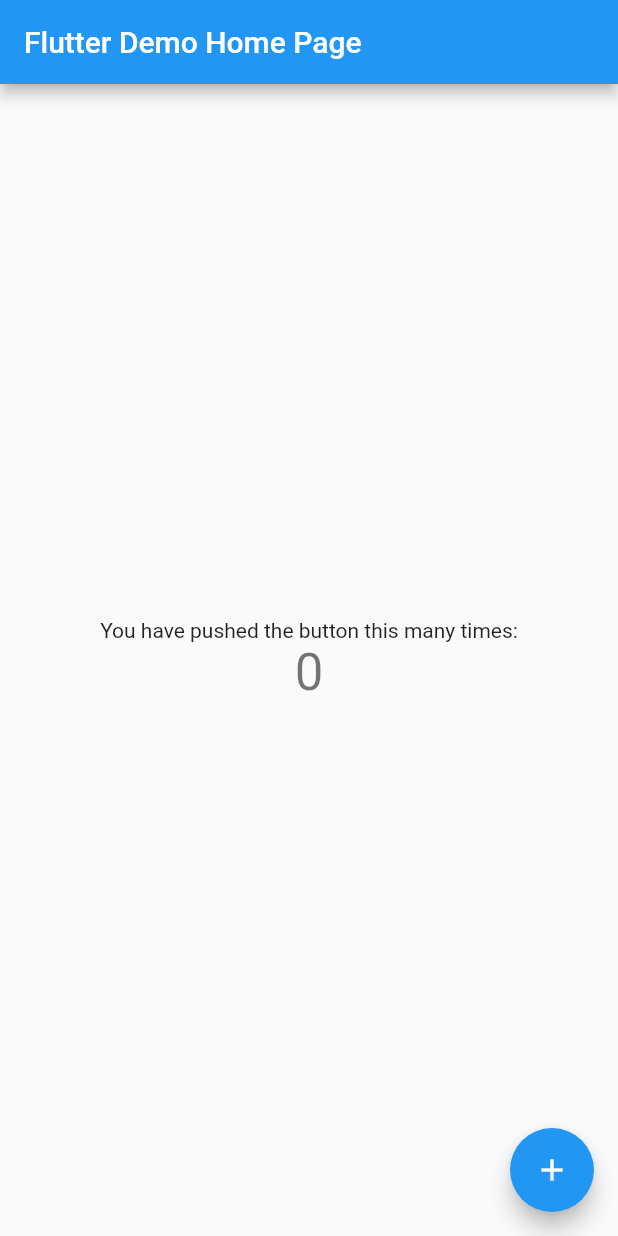
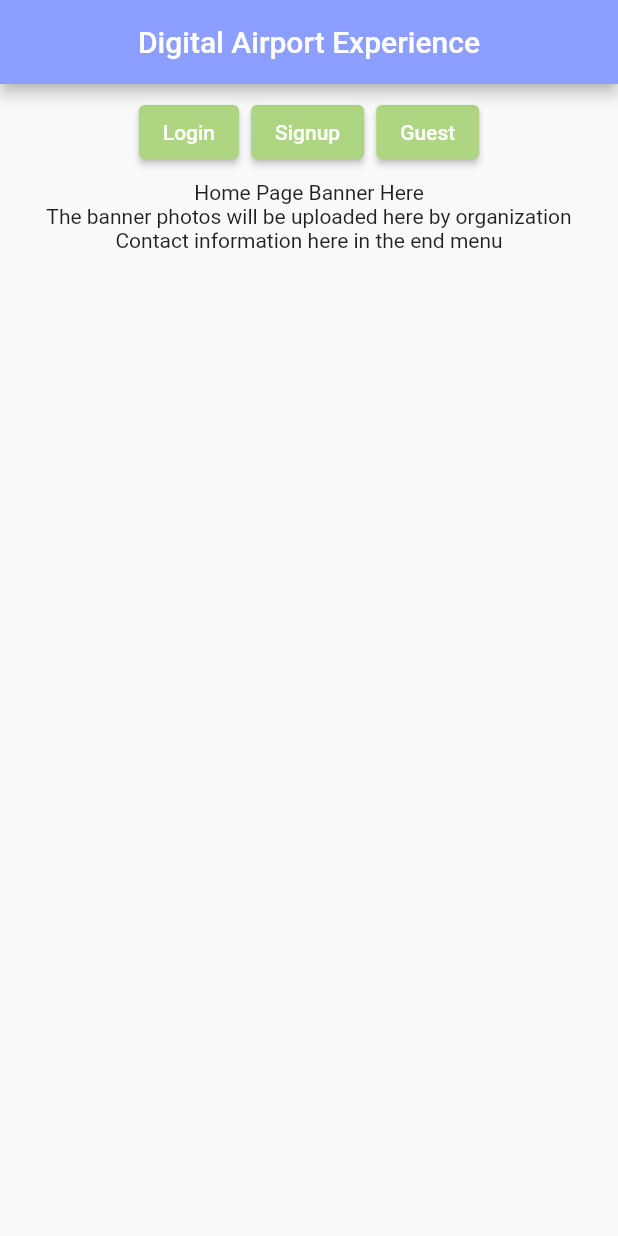
Before and after one commit to bhatiagagan24/Jack-The-Hack-Hackathon-, a Flutter app: the screen it shows after launch, on a phone screen of 412 x 824 dp. Run offline on Flutter 3.47's test engine with Material 2 defaults, Android fonts, the phone set to English and light mode, and no system bars.

Commit message:
some login_screen completed

```diff
--- a/lib/main.dart
+++ b/lib/main.dart
@@ -1,4 +1,6 @@
 import 'package:flutter/material.dart';
+import 'package:smart_journey_experience/screens/appLandingPage.dart';
+import 'screens/appLandingPage.dart';
 
 void main() {
   runApp(const MyApp());
@@ -11,105 +13,29 @@ class MyApp extends StatelessWidget {
   @override
   Widget build(BuildContext context) {
     return MaterialApp(
-      title: 'Flutter Demo',
+      title: 'Digital Airport Experience',
       theme: ThemeData(
-        // This is the theme of your application.
-        //
-        // Try running your application with "flutter run". You'll see the
-        // application has a blue toolbar. Then, without quitting the app, try
-        // changing the primarySwatch below to Colors.green and then invoke
-        // "hot reload" (press "r" in the console where you ran "flutter run",
-        // or simply save your changes to "hot reload" in a Flutter IDE).
-        // Notice that the counter didn't reset back to zero; the application
-        // is not restarted.
-        primarySwatch: Colors.blue,
+        primarySwatch: Colors.indigo,
       ),
-      home: const MyHomePage(title: 'Flutter Demo Home Page'),
+      home: const HomePage(),
     );
   }
 }
 
-class MyHomePage extends StatefulWidget {
-  const MyHomePage({Key? key, required this.title}) : super(key: key);
-
-  // This widget is the home page of your application. It is stateful, meaning
-  // that it has a State object (defined below) that contains fields that affect
-  // how it looks.
-
-  // This class is the configuration for the state. It holds the values (in this
-  // case the title) provided by the parent (in this case the App widget) and
-  // used by the build method of the State. Fields in a Widget subclass are
-  // always marked "final".
-
-  final String title;
-
-  @override
-  State<MyHomePage> createState() => _MyHomePageState();
-}
-
-class _MyHomePageState extends State<MyHomePage> {
-  int _counter = 0;
-
-  void _incrementCounter() {
-    setState(() {
-      // This call to setState tells the Flutter framework that something has
-      // changed in this State, which causes it to rerun the build method below
-      // so that the display can reflect the updated values. If we changed
-      // _counter without calling setState(), then the build method would not be
-      // called again, and so nothing would appear to happen.
-      _counter++;
-    });
-  }
+class HomePage extends StatelessWidget {
+  const HomePage({Key? key}) : super(key: key);
 
   @override
   Widget build(BuildContext context) {
-    // This method is rerun every time setState is called, for instance as done
-    // by the _incrementCounter method above.
-    //
-    // The Flutter framework has been optimized to make rerunning build methods
-    // fast, so that you can just rebuild anything that needs updating rather
-    // than having to individually change instances of widgets.
     return Scaffold(
       appBar: AppBar(
-        // Here we take the value from the MyHomePage object that was created by
-        // the App.build method, and use it to set our appbar title.
-        title: Text(widget.title),
+        backgroundColor: Colors.indigoAccent.shade100,
+        title: Text('Digital Airport Experience'),
+        centerTitle: true,
       ),
-      body: Center(
-        // Center is a layout widget. It takes a single child and positions it
-        // in the middle of the parent.
-        child: Column(
-          // Column is also a layout widget. It takes a list of children and
-          // arranges them vertically. By default, it sizes itself to fit its
-          // children horizontally, and tries to be as tall as its parent.
-          //
-          // Invoke "debug painting" (press "p" in the console, choose the
-          // "Toggle Debug Paint" action from the Flutter Inspector in Android
-          // Studio, or the "Toggle Debug Paint" command in Visual Studio Code)
-          // to see the wireframe for each widget.
-          //
-          // Column has various properties to control how it sizes itself and
-          // how it positions its children. Here we use mainAxisAlignment to
-          // center the children vertically; the main axis here is the vertical
-          // axis because Columns are vertical (the cross axis would be
-          // horizontal).
-          mainAxisAlignment: MainAxisAlignment.center,
-          children: <Widget>[
-            const Text(
-              'You have pushed the button this many times:',
-            ),
-            Text(
-              '$_counter',
-              style: Theme.of(context).textTheme.headline4,
-            ),
-          ],
-        ),
+      body: Container(
+        child: LoginScreen(),
       ),
-      floatingActionButton: FloatingActionButton(
-        onPressed: _incrementCounter,
-        tooltip: 'Increment',
-        child: const Icon(Icons.add),
-      ), // This trailing comma makes auto-formatting nicer for build methods.
     );
   }
 }
--- /dev/null
+++ b/lib/screens/appLandingPage.dart
@@ -0,0 +1,60 @@
+// login screen
+
+// ignore_for_file: file_names
+
+import 'package:flutter/material.dart';
+
+class LoginScreen extends StatelessWidget {
+  const LoginScreen({Key? key}) : super(key: key);
+
+  @override
+  Widget build(BuildContext context) {
+    return Column(
+      crossAxisAlignment: CrossAxisAlignment.center,
+      children: <Widget>[
+        // scrollDirection: Axis.vertical,
+        // child:
+        Column(
+          // mainAxisAlignment: MainAxisAlignment.center,
+          // crossAxisAlignment: CrossAxisAlignment.center,
+          children: <Widget>[
+            // ignore: avoid_unnecessary_containers
+
+            ButtonBar(
+              alignment: MainAxisAlignment.center,
+              // layoutBehavior: ,
+              children: <Widget>[
+                ElevatedButton(
+                  onPressed: () {},
+                  child: Text('Login'),
+                  style: ElevatedButton.styleFrom(
+                      primary: Colors.lightGreen.shade300),
+                ),
+                ElevatedButton(
+                  onPressed: () {},
+                  child: Text('Signup'),
+                  style: ElevatedButton.styleFrom(
+                      primary: Colors.lightGreen.shade300),
+                ),
+                ElevatedButton(
+                  onPressed: () {},
+                  child: Text('Guest'),
+                  style: ElevatedButton.styleFrom(
+                      primary: Colors.lightGreen.shade300),
+                ),
+              ],
+            ),
+            // ),
+          ],
+        ),
+
+        // HomePage banner will be added here now: -
+        Text(
+          'Home Page Banner Here',
+        ),
+        Text('The banner photos will be uploaded here by organization'),
+        Text('Contact information here in the end menu')
+      ],
+    );
+  }
+}
```
Also changed, not shown: 5 other files.
